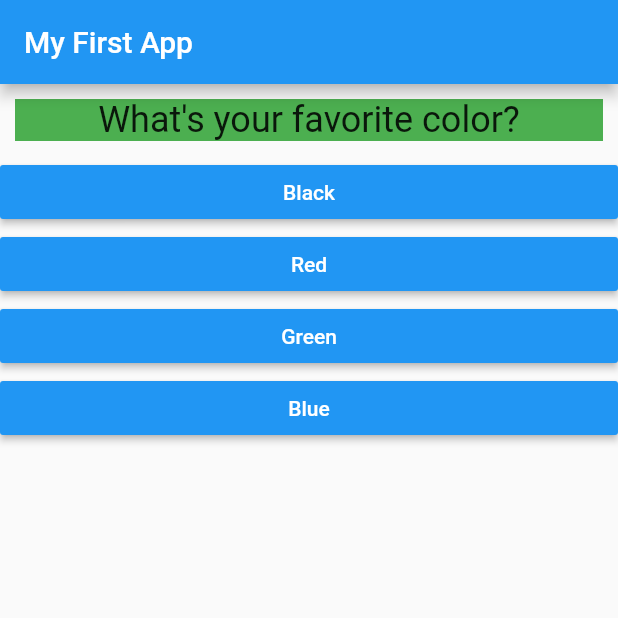
After one commit to artur-sobolewski/flutter_app_1, a Flutter app: the screen it shows after launch, on a phone screen of 412 x 824 dp, the top half of it. The commit adds this screen. Run offline on Flutter 3.47's test engine with Material 2 defaults, Android fonts, the phone set to English and light mode, and no system bars.

Commit message:
Splitted widgets screen with quiz and with final screen

```diff
--- a/lib/main.dart
+++ b/lib/main.dart
@@ -1,6 +1,6 @@
+import 'package:first_app/result.dart';
 import 'package:flutter/material.dart';
-import './question.dart';
-import 'answer.dart';
+import 'quiz.dart';
 
 void main() {
   runApp(MyApp());
@@ -50,20 +50,11 @@ class _MyAppState extends State<MyApp> {
           title: Text('My First App'),
         ),
         body: _questionIdx < questions.length
-            ? Column(
-                children: <Widget>[
-                  Question(
-                    questions[_questionIdx]['questionText'] as String,
-                  ),
-                  ...(questions[_questionIdx]['answers'] as List<String>)
-                      .map((answer) {
-                    return Answer(_answerQuestion, answer);
-                  }).toList()
-                ],
-              )
-            : Center(
-                child: Text('You did it!'),
-              ),
+            ? Quiz(
+                answerQuestion: _answerQuestion,
+                questionIndex: _questionIdx,
+                questions: questions)
+            : Result(),
       ),
     );
   }
--- /dev/null
+++ b/lib/quiz.dart
@@ -0,0 +1,29 @@
+import 'package:flutter/material.dart';
+import 'question.dart';
+import 'answer.dart';
+
+class Quiz extends StatelessWidget {
+  final List<Map<String, Object>> questions;
+  final int questionIndex;
+  final VoidCallback answerQuestion;
+
+  Quiz({
+    required this.answerQuestion,
+    required this.questions,
+    required this.questionIndex,
+  });
+
+  @override
+  Widget build(BuildContext context) {
+    return Column(
+      children: <Widget>[
+        Question(
+          questions[questionIndex]['questionText'] as String,
+        ),
+        ...(questions[questionIndex]['answers'] as List<String>).map((answer) {
+          return Answer(answerQuestion, answer);
+        }).toList()
+      ],
+    );
+  }
+}
```
Also changed, not shown: lib/result.dart (added, +12 -0 lines).
